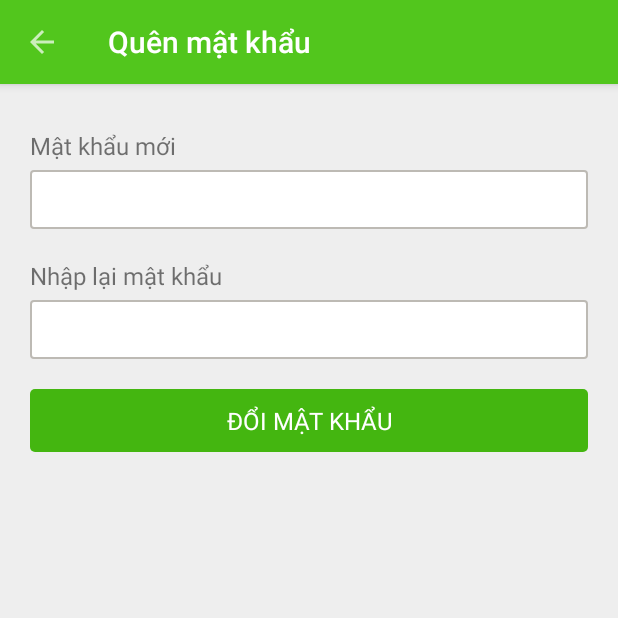
After one commit to framgia/ishipper.android, an Android app: the fragment ResetPasswordNewFragment placed in its activity, on a phone screen of 412 x 824 dp, the top half of it. The commit adds this screen. Run offline under Robolectric (Android 15) with nearby library versions, the phone set to English and light mode, and no system bars; our stand-ins replace ButterKnife; 2 statements that could not run were skipped.

Commit message:
Forgot password

```diff
--- a/app/src/main/java/com/framgia/ishipper/ui/activity/ChangePasswordActivity.java
+++ b/app/src/main/java/com/framgia/ishipper/ui/activity/ChangePasswordActivity.java
@@ -10,7 +10,6 @@ import android.widget.TextView;
 
 import com.framgia.ishipper.R;
 import com.framgia.ishipper.ui.fragment.ChangePasswordFragment;
-import com.framgia.ishipper.ui.fragment.ValidatePhoneFragment;
 
 import butterknife.BindView;
 import butterknife.ButterKnife;
--- a/app/src/main/java/com/framgia/ishipper/ui/activity/LoginActivity.java
+++ b/app/src/main/java/com/framgia/ishipper/ui/activity/LoginActivity.java
@@ -3,7 +3,6 @@ package com.framgia.ishipper.ui.activity;
 import android.content.Intent;
 import android.os.Bundle;
 import android.support.v7.app.AppCompatActivity;
-import android.util.Log;
 import android.view.View;
 import android.widget.EditText;
 import android.widget.Toast;
@@ -64,7 +63,7 @@ public class LoginActivity extends AppCompatActivity {
                     public void onResponse(APIResponse<APIResponse.SignInResponse> response) {
                         Toast.makeText(getBaseContext(), response.getMessage(), Toast.LENGTH_SHORT).show();
                         sUser = response.getData().getUser();
-                        startActivity(new Intent(getBaseContext(), MainActivity.class));
+                        startActivity(new Intent(LoginActivity.this, MainActivity.class));
                         finish();
                     }
 
--- a/app/src/main/java/com/framgia/ishipper/util/Const.java
+++ b/app/src/main/java/com/framgia/ishipper/util/Const.java
@@ -19,4 +19,7 @@ public class Const {
     public static final String ROLE = "user[role]";
     public static final String NAME = "user[name]";
     public static final String EMAIL = "user[email]";
+
+    public static String VIETNAM_PREFIX = "+84";
+
 }
--- a/app/src/main/res/layout/activity_forget_password.xml
+++ b/app/src/main/res/layout/activity_forget_password.xml
@@ -26,13 +26,28 @@
                 android:text="@string/input_your_number"
                 android:textSize="@dimen/text_size_title"/>
 
-            <EditText
-                android:id="@+id/edtPhoneNumber"
+            <LinearLayout
                 android:layout_width="match_parent"
                 android:layout_height="wrap_content"
-                android:layout_marginTop="@dimen/all_margin_small"
-                android:inputType="phone"
-                android:textSize="@dimen/text_size_title"/>
+                android:orientation="horizontal">
+
+                <TextView
+                    android:layout_width="wrap_content"
+                    android:layout_height="wrap_content"
+                    android:layout_gravity="bottom"
+                    android:layout_marginBottom="5dp"
+                    android:text="+84"
+                    android:textSize="@dimen/text_size_title"/>
+
+                <EditText
+                    android:id="@+id/edtPhoneNumber"
+                    android:layout_width="match_parent"
+                    android:layout_height="wrap_content"
+                    android:layout_marginTop="@dimen/all_margin_small"
+                    android:inputType="phone"
+                    android:textSize="@dimen/text_size_title"/>
+            </LinearLayout>
+
 
             <TextView
                 android:id="@+id/btnDone"
--- a/app/src/main/res/layout/fragment_pin_validate.xml
+++ b/app/src/main/res/layout/fragment_pin_validate.xml
@@ -28,10 +28,10 @@
             android:layout_marginRight="@dimen/all_margin_large"
             android:layout_marginTop="@dimen/all_margin_small"
             android:gravity="center"
-            android:inputType="phone"
             android:textSize="@dimen/fragment_phone_validate_text_size"/>
 
         <TextView
+            android:id="@+id/tvDetailText"
             android:layout_width="wrap_content"
             android:layout_height="wrap_content"
             android:layout_marginLeft="@dimen/all_margin_large"
--- /dev/null
+++ b/app/src/main/res/layout/fragment_reset_password_new.xml
@@ -0,0 +1,53 @@
+<?xml version="1.0" encoding="utf-8"?>
+<LinearLayout
+    xmlns:android="http://schemas.android.com/apk/res/android"
+    xmlns:app="http://schemas.android.com/apk/res-auto"
+    android:layout_width="match_parent"
+    android:layout_height="match_parent"
+    android:background="@color/back_ground_grey"
+    android:fitsSystemWindows="true"
+    android:orientation="vertical">
+
+    <LinearLayout
+        android:layout_width="match_parent"
+        android:layout_height="wrap_content"
+        android:orientation="vertical"
+        android:padding="@dimen/all_padding_large"
+        app:layout_behavior="@string/appbar_scrolling_view_behavior">
+
+        <TextView
+            style="@style/AppLabelTitle"
+            android:layout_marginTop="@dimen/all_margin_medium"
+            android:text="@string/new_password"/>
+
+        <EditText
+            android:id="@+id/edt_new_password"
+            style="@style/AppTextFieldStyle"
+            android:layout_width="match_parent"
+            android:layout_height="wrap_content"
+            android:layout_marginTop="@dimen/all_margin_small"
+            android:inputType="textPassword"/>
+
+        <TextView
+            style="@style/AppLabelTitle"
+            android:layout_marginTop="@dimen/all_margin_large"
+            android:text="@string/reenter_password"/>
+
+        <EditText
+            android:id="@+id/edt_password_again"
+            style="@style/AppTextFieldStyle"
+            android:layout_width="match_parent"
+            android:layout_height="wrap_content"
+            android:layout_marginTop="@dimen/all_margin_small"
+            android:inputType="textPassword"/>
+
+        <TextView
+            android:id="@+id/btnDone"
+            style="@style/AppButton"
+            android:layout_width="match_parent"
+            android:layout_height="wrap_content"
+            android:layout_marginTop="@dimen/all_margin_large"
+            android:text="@string/change_password"/>
+    </LinearLayout>
+
+</LinearLayout>
--- a/app/src/main/res/values/strings.xml
+++ b/app/src/main/res/values/strings.xml
@@ -147,7 +147,7 @@
     <string name="input_your_number">Nhập số điện thoại của bạn</string>
     <string name="next">Tiếp</string>
     <string name="resent_validate_sms">Gửi lại tin nhắn</string>
-    <string name="message_phone_validate_sent">Chúng tôi vừa gửi một mã xác nhận tới số điện thoại của bạn. Vui lòng nhập mã xác nhận tới số 0976990043.</string>
+    <string name="message_phone_validate_sent">Chúng tôi vừa gửi một mã xác nhận tới số điện thoại của bạn. Vui lòng nhập mã xác nhận tới số %1$s.</string>
     <string name="profile_user_name">Họ và tên (*)</string>
     <string name="profile_plate">Biển số xe</string>
     <string name="profile_email">Email</string>
@@ -156,8 +156,12 @@
     <string name="user_profile_title">Thông tin tài khoản</string>
     <string name="all_update">CẬP NHẬT</string>
     <string name="register_success">Đăng ký thành công</string>
+    <string name="new_password">Mật khẩu mới</string>
+    <string name="reenter_password">Nhập lại mật khẩu</string>
+    <string name="change_password">Đổi mật khẩu</string>
     <string name="profile_change_password"><u>Thay đổi mật khẩu</u></string>
     <string name="all_reset_password">đổi mật khẩu</string>
     <string name="all_new_password">Mật khẩu mới</string>
     <string name="title_activity_change_password">Thay đổi mật khẩu</string>
+    <string name="error_empty_string">Khong Duoc De Trong</string>
 </resources>
```
Also changed, not shown: app/src/main/java/com/framgia/ishipper/net/API.java (+70 -33 lines), app/src/main/java/com/framgia/ishipper/net/APIDefinition.java (+30 -0 lines), app/src/main/java/com/framgia/ishipper/net/APIResponse.java (+4 -28 lines), app/src/main/java/com/framgia/ishipper/net/APIServices.java (+25 -8 lines), app/src/main/java/com/framgia/ishipper/ui/activity/ForgetPasswordActivity.java (+35 -6 lines), app/src/main/java/com/framgia/ishipper/ui/fragment/ResetPasswordNewFragment.java (added, +87 -0 lines), app/src/main/java/com/framgia/ishipper/ui/fragment/ValidatePhoneFragment.java (deleted, +0 -21 lines), app/src/main/java/com/framgia/ishipper/ui/fragment/ValidatePinFragment.java (added, +82 -0 lines).
